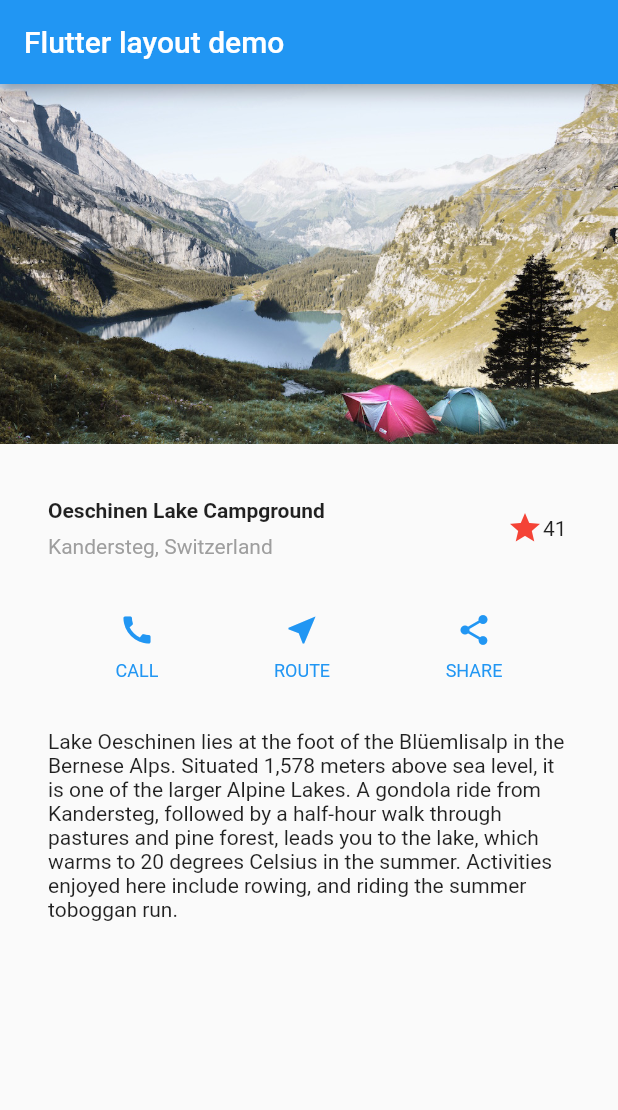
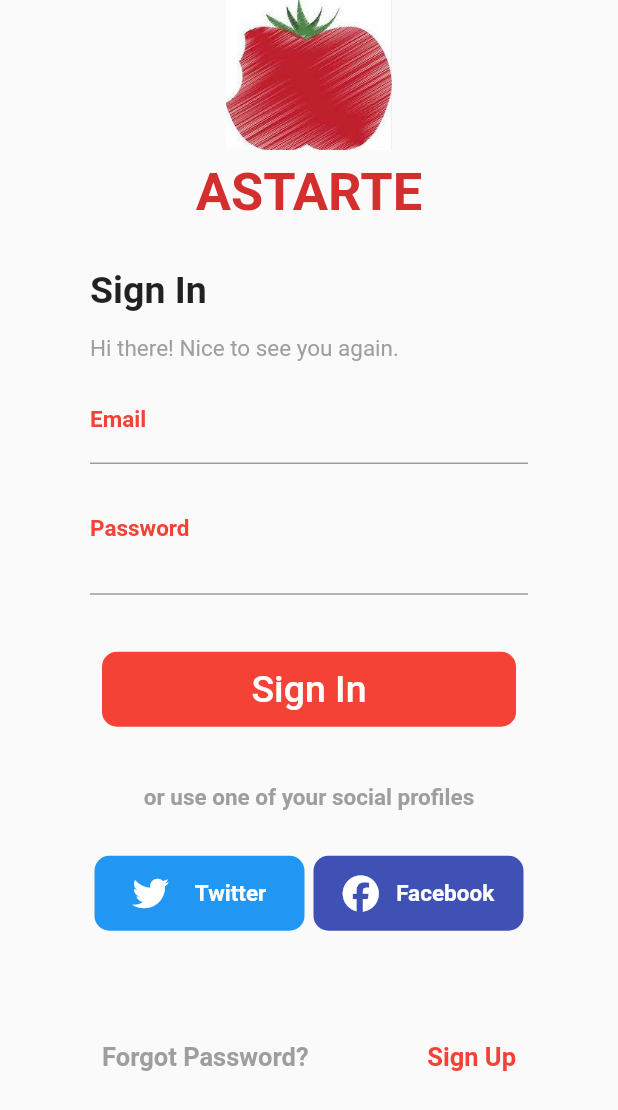
Before and after one commit to aerengns/ASTARTE, a Flutter app: the screen it shows after launch, on a phone screen of 412 x 824 dp. Shown: the top 1110 px of the screen. Run offline on Flutter 3.47's test engine with Material 2 defaults, Android fonts, the phone set to English and light mode, and no system bars; our stand-ins replace firebase_core, font_awesome_flutter; accounts and stored records are empty.

Commit message:
initialize firebase project for previously built sign in screen

```diff
--- a/flutter_test/flutter_init/my_app/lib/main.dart
+++ b/flutter_test/flutter_init/my_app/lib/main.dart
@@ -1,111 +1,91 @@
+// Copyright 2018 The Flutter team. All rights reserved.
+// Use of this source code is governed by a BSD-style license that can be
+// found in the LICENSE file.
 import 'package:flutter/material.dart';
-// Uncomment lines 3 and 6 to view the visual layout at runtime.
-// import 'package:flutter/rendering.dart' show debugPaintSizeEnabled;
+import 'package:font_awesome_flutter/font_awesome_flutter.dart';
 
 void main() {
-  // debugPaintSizeEnabled = true;
   runApp(const MyApp());
 }
 
-class MyApp extends StatelessWidget {
-  const MyApp({super.key});
+class SignInForm extends StatefulWidget {
+  const SignInForm({super.key});
+
+  @override
+  State<SignInForm> createState() => _SignInFormState();
+}
+
+class _SignInFormState extends State<SignInForm> {
+  bool _isHidden = true;
+
+  void _handleTap() {
+    setState(() {
+      _isHidden = !_isHidden;
+    });
+  }
 
   @override
   Widget build(BuildContext context) {
-    Widget titleSection = Container(
-      padding: const EdgeInsets.all(32),
-      child: Row(
+    return Column(
+      crossAxisAlignment: CrossAxisAlignment.start,
+      mainAxisSize: MainAxisSize.min,
+      mainAxisAlignment: MainAxisAlignment.spaceEvenly,
       children: [
-          Expanded(
-            /*1*/
-            child: Column(
-              crossAxisAlignment: CrossAxisAlignment.start,
-              children: [
-                /*2*/
-                Container(
-                  padding: const EdgeInsets.only(bottom: 8),
-                  child: const Text(
-                    'Oeschinen Lake Campground',
-                    style: TextStyle(
-                      fontWeight: FontWeight.bold,
+        const SizedBox(
+          width: 300,
+          child: TextField(
+            obscureText: false,
+            decoration: InputDecoration(
+              border: UnderlineInputBorder(),
+              labelStyle: TextStyle(
+                  color: Colors.red, fontSize: 15, fontWeight: FontWeight.bold),
+              labelText: 'Email',
+              hintText: 'example@email.com',
             ),
           ),
         ),
-                Text(
-                  'Kandersteg, Switzerland',
-                  style: TextStyle(
-                    color: Colors.grey[500],
+        SizedBox(
+          width: 300,
+          child: SizedBox(
+            width: 300,
+            child: TextField(
+              obscureText: _isHidden,
+              decoration: InputDecoration(
+                border: const UnderlineInputBorder(),
+                labelStyle: const TextStyle(
+                    color: Colors.red,
+                    fontSize: 15,
+                    fontWeight: FontWeight.bold),
+                labelText: 'Password',
+                suffix: IconButton(
+                  onPressed: _handleTap,
+                  icon: const Icon(
+                    Icons.remove_red_eye_sharp,
+                    color: Colors.black26,
                   ),
                 ),
-              ],
               ),
             ),
-          const FavoriteWidget(),
-        ],
-      ),
-    );
-
-    Color color = Theme.of(context).primaryColor;
-
-    Widget buttonSection = Row(
-      mainAxisAlignment: MainAxisAlignment.spaceEvenly,
-      children: [
-        _buildButtonColumn(color, Icons.call, 'CALL'),
-        _buildButtonColumn(color, Icons.near_me, 'ROUTE'),
-        _buildButtonColumn(color, Icons.share, 'SHARE'),
-      ],
-    );
-
-    Widget textSection = const Padding(
-      padding: EdgeInsets.all(32),
-      child: Text(
-        'Lake Oeschinen lies at the foot of the Blüemlisalp in the Bernese '
-            'Alps. Situated 1,578 meters above sea level, it is one of the '
-            'larger Alpine Lakes. A gondola ride from Kandersteg, followed by a '
-            'half-hour walk through pastures and pine forest, leads you to the '
-            'lake, which warms to 20 degrees Celsius in the summer. Activities '
-            'enjoyed here include rowing, and riding the summer toboggan run.',
-        softWrap: true,
-      ),
-    );
-
-    return MaterialApp(
-      title: 'Flutter layout demo',
-      home: Scaffold(
-        appBar: AppBar(
-          title: const Text('Flutter layout demo'),
-        ),
-        body: ListView(
-          children: [
-            Image.asset(
-              'assets/images/lake.jpg',
-              width: 600,
-              height: 240,
-              fit: BoxFit.cover,
-            ),
-            titleSection,
-            buttonSection,
-            textSection,
-          ],
           ),
         ),
-    );
-  }
-
-  Column _buildButtonColumn(Color color, IconData icon, String label) {
-    return Column(
-      mainAxisSize: MainAxisSize.min,
-      mainAxisAlignment: MainAxisAlignment.center,
-      children: [
-        Icon(icon, color: color),
-        Container(
-          margin: const EdgeInsets.only(top: 8),
-          child: Text(
-            label,
-            style: TextStyle(
-              fontSize: 12,
-              fontWeight: FontWeight.w400,
-              color: color,
+        Padding(
+          padding: const EdgeInsets.only(top: 30),
+          child: TextButton(
+            onPressed: () {},
+            child: Container(
+              alignment: Alignment.center,
+              height: 50,
+              width: 300,
+              decoration: const BoxDecoration(
+                color: Colors.red,
+                borderRadius: BorderRadius.all(
+                  Radius.circular(10),
+                ),
+              ),
+              child: const Text(
+                'Sign In',
+                style: TextStyle(color: Colors.white, fontSize: 25),
+              ),
             ),
           ),
         ),
@@ -114,53 +94,201 @@ class MyApp extends StatelessWidget {
   }
 }
 
-class FavoriteWidget extends StatefulWidget {
-  const FavoriteWidget({super.key});
-
-  @override
-  State<FavoriteWidget> createState() => _FavoriteWidgetState();
-}
-
-class _FavoriteWidgetState extends State<FavoriteWidget> {
-  bool _isFavorited = true;
-  int _favoriteCount = 41;
-
-  void _toggleFavorite() {
-    setState(() {
-      if (_isFavorited) {
-        _favoriteCount -= 1;
-        _isFavorited = false;
-      } else {
-        _favoriteCount += 1;
-        _isFavorited = true;
-      }
-    });
-  }
+class MyApp extends StatelessWidget {
+  const MyApp({super.key});
 
   @override
   Widget build(BuildContext context) {
-    return Row(
-      mainAxisSize: MainAxisSize.min,
+    Widget titleSection = Column(children: [
+      Row(
         children: [
+          Expanded(
+            /*1*/
+            child: Column(
+              crossAxisAlignment: CrossAxisAlignment.center,
+              children: [
+                /*2*/
                 Container(
-          padding: const EdgeInsets.all(0),
-          child: IconButton(
-            padding: const EdgeInsets.all(0),
-            alignment: Alignment.centerRight,
-            icon: (_isFavorited
-                ? const Icon(Icons.star)
-                : const Icon(Icons.star_border)),
-            color: Colors.red[500],
-            onPressed: _toggleFavorite,
-          ),
-        ),
-        SizedBox(
-          width: 18,
-          child: SizedBox(
-            child: Text('$_favoriteCount'),
+                  padding: const EdgeInsets.only(top: 8, bottom: 30),
+                  child: Text(
+                    'ASTARTE',
+                    style: TextStyle(
+                        fontWeight: FontWeight.bold,
+                        color: Colors.red[700],
+                        fontSize: 35),
                   ),
                 ),
               ],
+            ),
+          ),
+        ],
+      ),
+      Row(
+        children: [
+          Expanded(
+              child: Container(
+                  padding: const EdgeInsets.symmetric(horizontal: 60),
+                  child: Column(
+                    crossAxisAlignment: CrossAxisAlignment.start,
+                    children: [
+                      const Text(
+                        'Sign In',
+                        style: TextStyle(
+                            fontWeight: FontWeight.bold,
+                            color: Colors.black87,
+                            fontSize: 25),
+                      ),
+                      Container(
+                        padding: const EdgeInsets.only(top: 15),
+                        child: Text(
+                          'Hi there! Nice to see you again.',
+                          style:
+                              TextStyle(color: Colors.grey[500], fontSize: 15),
+                        ),
+                      )
+                    ],
+                  )))
+        ],
+      )
+    ]);
+
+    Widget credentialsSection = Container(
+      padding: const EdgeInsets.symmetric(vertical: 10, horizontal: 60),
+      child: Column(
+          crossAxisAlignment: CrossAxisAlignment.start,
+          mainAxisSize: MainAxisSize.min,
+          mainAxisAlignment: MainAxisAlignment.spaceEvenly,
+          children: [
+            const SignInForm(),
+
+            Container(
+              alignment: Alignment.center,
+              width: 300,
+              padding: const EdgeInsets.only(top: 30),
+              child: Text(
+                'or use one of your social profiles',
+                style: TextStyle(
+                    color: Colors.grey[500],
+                    fontSize: 15,
+                    fontWeight: FontWeight.bold),
+              ),
+            ),
+            Container(
+              alignment: Alignment.center,
+              width: 300,
+              padding: const EdgeInsets.only(top: 30),
+              child: Row(
+                mainAxisAlignment: MainAxisAlignment.spaceAround,
+                children: [
+                  Container(
+                    height: 50,
+                    width: 140,
+                    decoration: const BoxDecoration(
+                      color: Colors.blue,
+                      borderRadius: BorderRadius.all(
+                        Radius.circular(10),
+                      ),
+                    ),
+                    child: TextButton(
+                      onPressed: () {},
+                      child: Row(
+                        mainAxisAlignment: MainAxisAlignment.spaceEvenly,
+                        children: const [
+                          Icon(
+                            FontAwesomeIcons.twitter,
+                            color: Colors.white,
+                          ),
+                          Text(
+                            'Twitter',
+                            style: TextStyle(
+                                fontWeight: FontWeight.bold,
+                                fontSize: 15,
+                                color: Colors.white),
+                          ),
+                        ],
+                      ),
+                    ),
+                  ),
+                  Container(
+                    height: 50,
+                    width: 140,
+                    decoration: const BoxDecoration(
+                      color: Colors.indigo,
+                      borderRadius: BorderRadius.all(
+                        Radius.circular(10),
+                      ),
+                    ),
+                    child: TextButton(
+                      onPressed: () {},
+                      child: Row(
+                        mainAxisAlignment: MainAxisAlignment.spaceEvenly,
+                        children: const [
+                          FaIcon(
+                            FontAwesomeIcons.facebook,
+                            color: Colors.white,
+                          ),
+                          Text(
+                            'Facebook',
+                            style: TextStyle(
+                                fontWeight: FontWeight.bold,
+                                fontSize: 15,
+                                color: Colors.white),
+                          ),
+                        ],
+                      ),
+                    ),
+                  ),
+                ],
+              ),
+            ),
+            Container(
+              padding: const EdgeInsets.only(top: 60),
+              width: 300,
+              child: Row(
+                mainAxisAlignment: MainAxisAlignment.spaceBetween,
+                children: [
+                  TextButton(
+                    onPressed: () {},
+                    child: const Text(
+                      'Forgot Password?',
+                      style: TextStyle(
+                          color: Colors.grey,
+                          fontWeight: FontWeight.bold,
+                          fontSize: 17),
+                    ),
+                  ),
+                  TextButton(
+                    onPressed: () {},
+                    child: const Text(
+                      'Sign Up',
+                      style: TextStyle(
+                          color: Colors.red,
+                          fontWeight: FontWeight.bold,
+                          fontSize: 17),
+                    ),
+                  ),
+                ],
+              ),
+            ),
+          ]),
+    );
+
+    return MaterialApp(
+      title: 'Flutter Layout Demo',
+      home: Scaffold(
+        body: ListView(
+          children: [
+            Image.asset(
+              'assets/images/astarte.jpg',
+              width: 100,
+              height: 100,
+              fit: BoxFit.contain,
+            ),
+            titleSection,
+            credentialsSection,
+          ],
+        ),
+      ),
     );
   }
 }
```
Also changed, not shown: flutter_test/flutter_init/my_app/lib/sign_in.dart (deleted, +0 -294 lines), flutter_test/flutter_init/my_app/lib/firebase_options.dart (added), 6 other files. Lines whose indentation alone changed are shown as unchanged.
